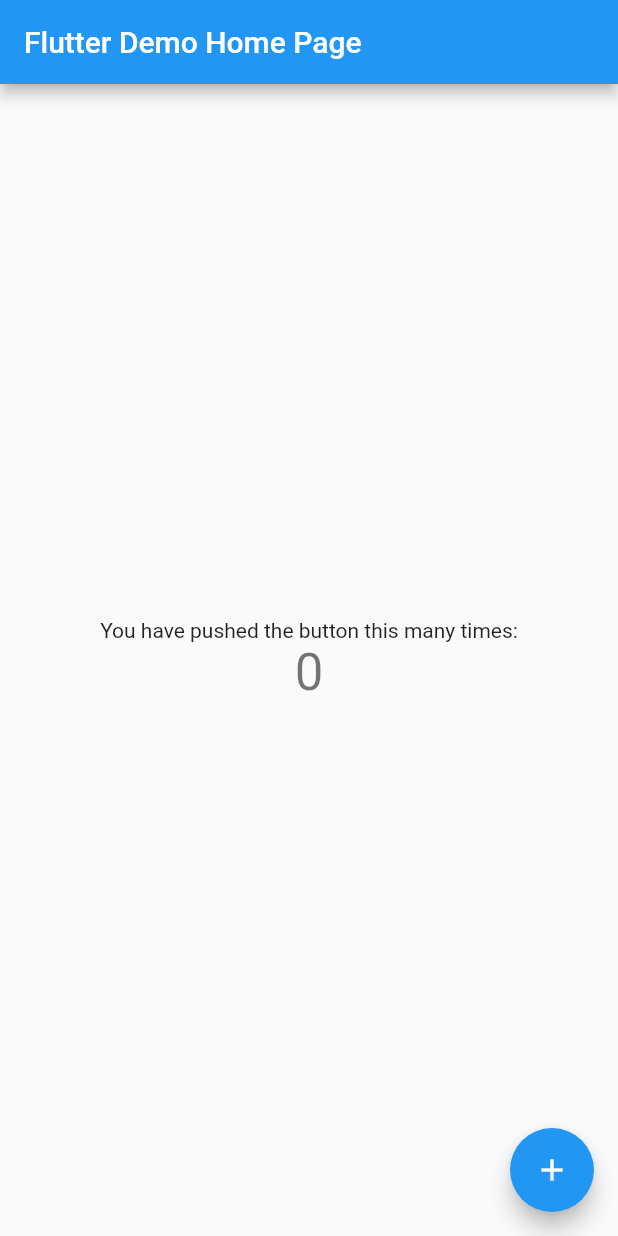
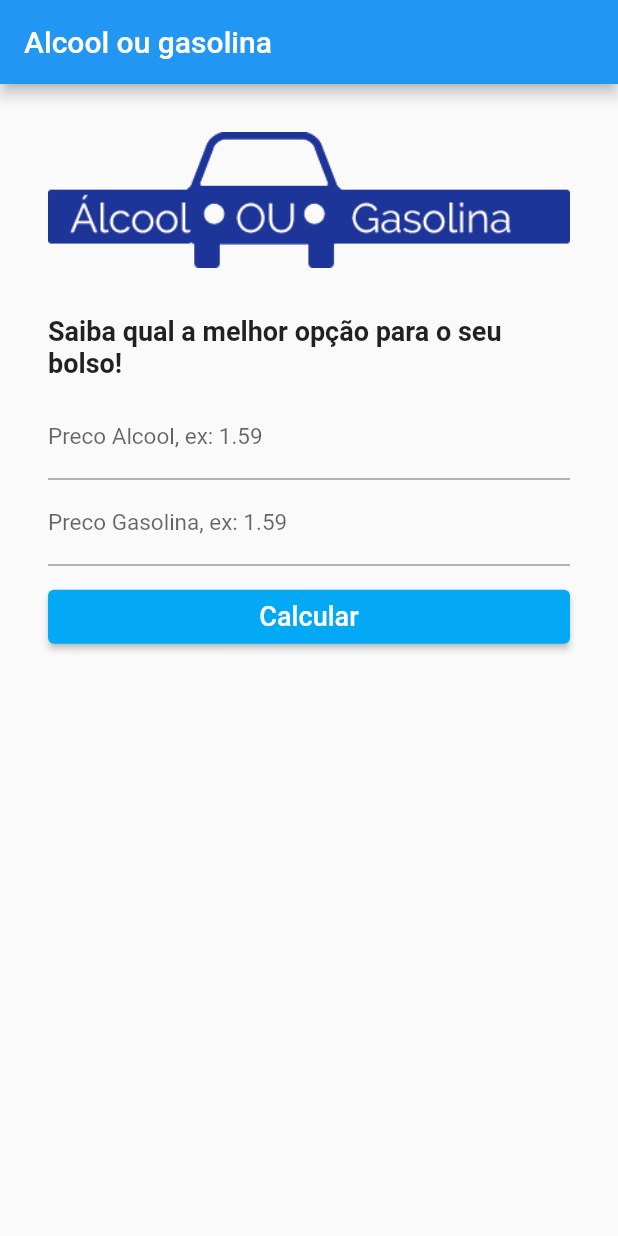
Before and after one commit to Lukerabr/Alcool_Gasolina, a Flutter app: the screen it shows after launch, on a phone screen of 412 x 824 dp. Run offline on Flutter 3.47's test engine with Material 2 defaults, Android fonts, the phone set to English and light mode, and no system bars.

```diff
--- /dev/null
+++ b/lib/Home.dart
@@ -0,0 +1,132 @@
+import 'package:flutter/cupertino.dart';
+import 'package:flutter/material.dart';
+
+class Home extends StatefulWidget {
+
+  @override
+  _HomeState createState() => _HomeState();
+}
+
+class _HomeState extends State<Home> {
+
+  TextEditingController _controllerAlcool = TextEditingController();
+  TextEditingController _controllerGasolina = TextEditingController();
+  String _textoResultado = "";
+
+  void _calcular(){
+
+    double? precoAlcool = double.tryParse(_controllerAlcool.text);
+    double? precoGasolina = double.tryParse(_controllerGasolina.text);
+
+
+    if(precoAlcool == null || precoGasolina == null){
+      setState(() {
+        _textoResultado = "Número inválido, digite números maiores que 0 e utilizando (.).";
+      });
+    }else{
+      /*Se o preço do álcool dividido pelo preço da gasolina
+      * for >= a 0.7 é melhor abastecer com gasolina, caso contrário
+      * melhor usar ácool.
+      * */
+
+      if((precoAlcool / precoGasolina) >= 0.7){
+        setState(() {
+          _textoResultado = "Melhor abastecer com álcool!";
+        });
+      }else{
+        setState(() {
+          _textoResultado = "Melhor abastecer com gasolina!";
+        });
+      }
+
+      //Caso queira limpar os campos após os calculos.
+      //_limparCampos();
+
+    }
+
+  }
+
+  void _limparCampos(){
+    _controllerGasolina.text = "";
+    _controllerAlcool.text = "";
+  }
+
+  @override
+  Widget build(BuildContext context) {
+    return Scaffold(
+      appBar: AppBar(
+        title: Text("Alcool ou gasolina"),
+        backgroundColor: Colors.blue,
+      ),
+      body: Container(
+
+        child: SingleChildScrollView(
+          padding: EdgeInsets.all(32),
+          child: Column(
+            crossAxisAlignment: CrossAxisAlignment.stretch,
+            children: <Widget>[
+              Padding(
+                padding: EdgeInsets.only(bottom: 32),
+                child: Image.asset("imagens/logo.png"),
+              ),
+              Padding(
+                padding: EdgeInsets.only(bottom: 10),
+                child: Text(
+                  "Saiba qual a melhor opção para o seu bolso!",
+                  style: TextStyle(
+                      fontSize: 18,
+                      fontWeight: FontWeight.bold
+                  ),
+                ),
+              ),
+              TextField(
+                keyboardType: TextInputType.number,
+                decoration: InputDecoration(
+                    labelText: "Preco Alcool, ex: 1.59"
+                ),
+                style: TextStyle(
+                    fontSize: 15
+                ),
+                controller: _controllerAlcool,
+              ),
+              TextField(
+                keyboardType: TextInputType.number,
+                decoration: InputDecoration(
+                    labelText: "Preco Gasolina, ex: 1.59"
+                ),
+                style: TextStyle(
+                    fontSize: 15
+                ),
+                controller: _controllerGasolina,
+              ),
+              Padding(
+                padding: EdgeInsets.only(top: 10),
+                child: ElevatedButton(
+                  style: ElevatedButton.styleFrom(
+                      primary: Colors.lightBlue,
+                      onPrimary: Colors.white
+                  ),
+                  child: Text(
+                      "Calcular",
+                    style: TextStyle(fontSize: 18),
+                  ),
+                  onPressed: (){_calcular();},
+                ),
+              ),
+              Padding(
+                padding: EdgeInsets.only(top: 20),
+                child: Text(
+                  _textoResultado,
+                  style: TextStyle(
+                      fontSize: 22,
+                      fontWeight: FontWeight.bold
+                  ),
+                ),
+              )
+            ],
+          ),
+        ),
+      ),
+    );
+  }
+}
--- a/lib/main.dart
+++ b/lib/main.dart
@@ -1,113 +1,8 @@
 import 'package:flutter/material.dart';
+import 'Home.dart';
 
-void main() {
-  runApp(MyApp());
+void main(){
+  runApp(MaterialApp(
+    home: Home(),
+  ));
 }
-
-class MyApp extends StatelessWidget {
-  // This widget is the root of your application.
-  @override
-  Widget build(BuildContext context) {
-    return MaterialApp(
-      title: 'Flutter Demo',
-      theme: ThemeData(
-        // This is the theme of your application.
-        //
-        // Try running your application with "flutter run". You'll see the
-        // application has a blue toolbar. Then, without quitting the app, try
-        // changing the primarySwatch below to Colors.green and then invoke
-        // "hot reload" (press "r" in the console where you ran "flutter run",
-        // or simply save your changes to "hot reload" in a Flutter IDE).
-        // Notice that the counter didn't reset back to zero; the application
-        // is not restarted.
-        primarySwatch: Colors.blue,
-      ),
-      home: MyHomePage(title: 'Flutter Demo Home Page'),
-    );
-  }
-}
-
-class MyHomePage extends StatefulWidget {
-  MyHomePage({Key? key, required this.title}) : super(key: key);
-
-  // This widget is the home page of your application. It is stateful, meaning
-  // that it has a State object (defined below) that contains fields that affect
-  // how it looks.
-
-  // This class is the configuration for the state. It holds the values (in this
-  // case the title) provided by the parent (in this case the App widget) and
-  // used by the build method of the State. Fields in a Widget subclass are
-  // always marked "final".
-
-  final String title;
-
-  @override
-  _MyHomePageState createState() => _MyHomePageState();
-}
-
-class _MyHomePageState extends State<MyHomePage> {
-  int _counter = 0;
-
-  void _incrementCounter() {
-    setState(() {
-      // This call to setState tells the Flutter framework that something has
-      // changed in this State, which causes it to rerun the build method below
-      // so that the display can reflect the updated values. If we changed
-      // _counter without calling setState(), then the build method would not be
-      // called again, and so nothing would appear to happen.
-      _counter++;
-    });
-  }
-
-  @override
-  Widget build(BuildContext context) {
-    // This method is rerun every time setState is called, for instance as done
-    // by the _incrementCounter method above.
-    //
-    // The Flutter framework has been optimized to make rerunning build methods
-    // fast, so that you can just rebuild anything that needs updating rather
-    // than having to individually change instances of widgets.
-    return Scaffold(
-      appBar: AppBar(
-        // Here we take the value from the MyHomePage object that was created by
-        // the App.build method, and use it to set our appbar title.
-        title: Text(widget.title),
-      ),
-      body: Center(
-        // Center is a layout widget. It takes a single child and positions it
-        // in the middle of the parent.
-        child: Column(
-          // Column is also a layout widget. It takes a list of children and
-          // arranges them vertically. By default, it sizes itself to fit its
-          // children horizontally, and tries to be as tall as its parent.
-          //
-          // Invoke "debug painting" (press "p" in the console, choose the
-          // "Toggle Debug Paint" action from the Flutter Inspector in Android
-          // Studio, or the "Toggle Debug Paint" command in Visual Studio Code)
-          // to see the wireframe for each widget.
-          //
-          // Column has various properties to control how it sizes itself and
-          // how it positions its children. Here we use mainAxisAlignment to
-          // center the children vertically; the main axis here is the vertical
-          // axis because Columns are vertical (the cross axis would be
-          // horizontal).
-          mainAxisAlignment: MainAxisAlignment.center,
-          children: <Widget>[
-            Text(
-              'You have pushed the button this many times:',
-            ),
-            Text(
-              '$_counter',
-              style: Theme.of(context).textTheme.headline4,
-            ),
-          ],
-        ),
-      ),
-      floatingActionButton: FloatingActionButton(
-        onPressed: _incrementCounter,
-        tooltip: 'Increment',
-        child: Icon(Icons.add),
-      ), // This trailing comma makes auto-formatting nicer for build methods.
-    );
-  }
-}
--- a/pubspec.yaml
+++ b/pubspec.yaml
@@ -48,6 +48,8 @@ flutter:
   # assets:
   #   - images/a_dot_burr.jpeg
   #   - images/a_dot_ham.jpeg
+  assets:
+    - imagens/logo.png
 
   # An image asset can refer to one or more resolution-specific "variants", see
   # https://flutter.dev/assets-and-images/#resolution-aware.
```
Also changed, not shown: imagens/logo.png (added).
